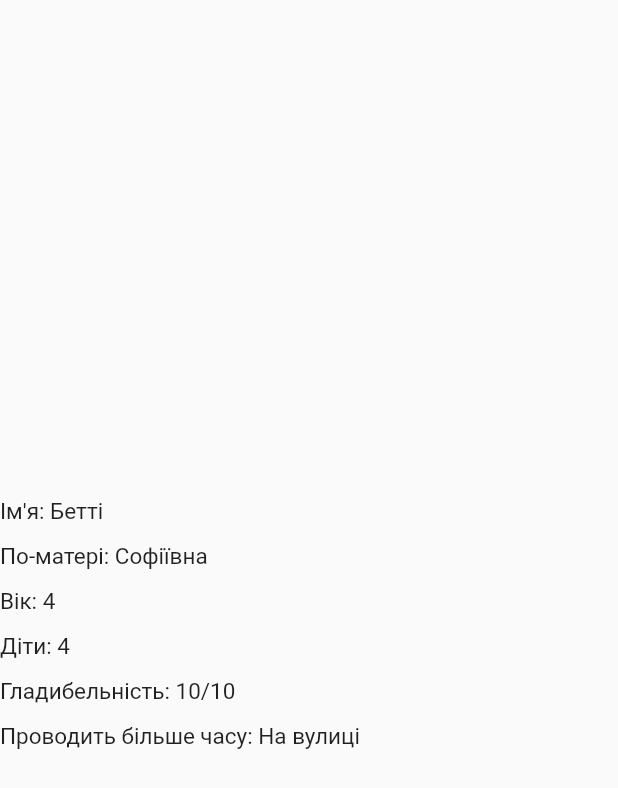
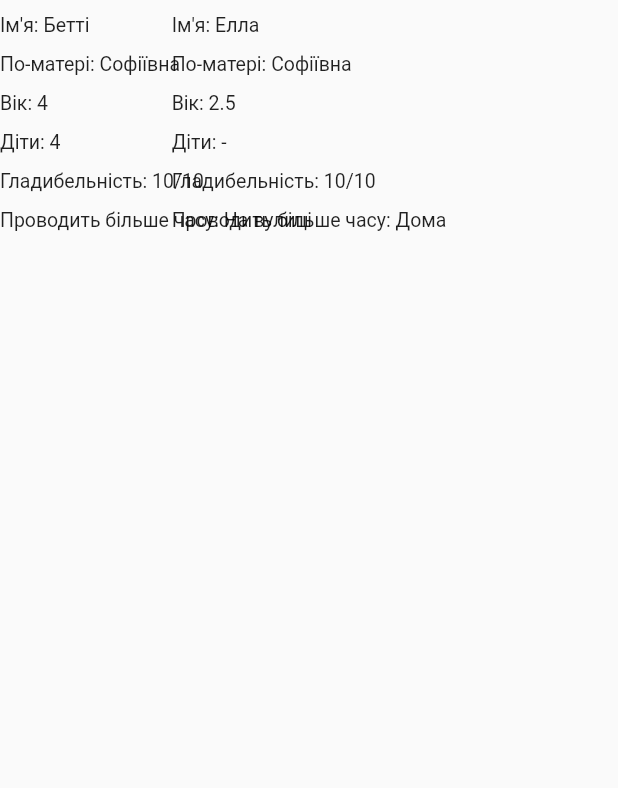
Before and after one commit to peerpressurre/flutter_application_1, a Flutter app: the Home widget shown alone on an empty page, opened directly, on a phone screen of 412 x 824 dp. Shown: the top 788 px of the screen. Run offline on Flutter 3.47's test engine with Material 2 defaults, Android fonts, the phone set to English and light mode, and no system bars; network calls fail; Roboto replaces fonts that are missing (Hind).

Commit message:
Update home.dart

```diff
--- a/lib/presentation/screens/widgets/home.dart
+++ b/lib/presentation/screens/widgets/home.dart
@@ -1,25 +1,48 @@
 import 'package:flutter/material.dart';
-const String text = "Ім'я: Бетті\nПо-матері: Софіївна\nВік: 4\nДіти: 4\nГладибельність: 10/10\nПроводить більше часу: На вулиці";
-
+import 'package:flutter_application_1/presentation/screens/widgets/widgets.dart';
+const String text1 = "Ім'я: Бетті\nПо-матері: Софіївна\nВік: 4\nДіти: 4\nГладибельність: 10/10\nПроводить більше часу: На вулиці";
+const String text2 = "Ім'я: Елла\nПо-матері: Софіївна\nВік: 2.5\nДіти: -\nГладибельність: 10/10\nПроводить більше часу: Дома";
 class Home extends StatelessWidget {
   const Home ({super.key});
 
   @override
    Widget build(BuildContext context) {
-    return const Align(
+    return Align(
+      child: Column(children: <Widget>[
+       Stack(
+          children: const [
+            Align(
               alignment: Alignment.centerLeft,
               child: Text(
-          text,
-          textAlign: TextAlign.left,
-           textDirection: TextDirection.ltr,
+                text1,
                 style: TextStyle(
                   color: Colors.black87,
-               fontSize: 15,
+               fontSize: 13,
                height: 2,
                decorationThickness: 5,
                decorationStyle: TextDecorationStyle.wavy,
                fontStyle: FontStyle.normal
-               )),
+                ),
+                ),
+            ),
+            Align(
+              alignment: Alignment.center,
+              child: Text(
+                text2,
+                 style: TextStyle(
+                  color: Colors.black87,
+               fontSize: 13,
+               height: 2,
+               decorationThickness: 5,
+               decorationStyle: TextDecorationStyle.wavy,
+               fontStyle: FontStyle.normal
+                ),
+                ),
+            )
+          ],
+        )
+      ]
+      ,)
     );
   }
 }
```
Lines whose indentation alone changed are shown as unchanged.
